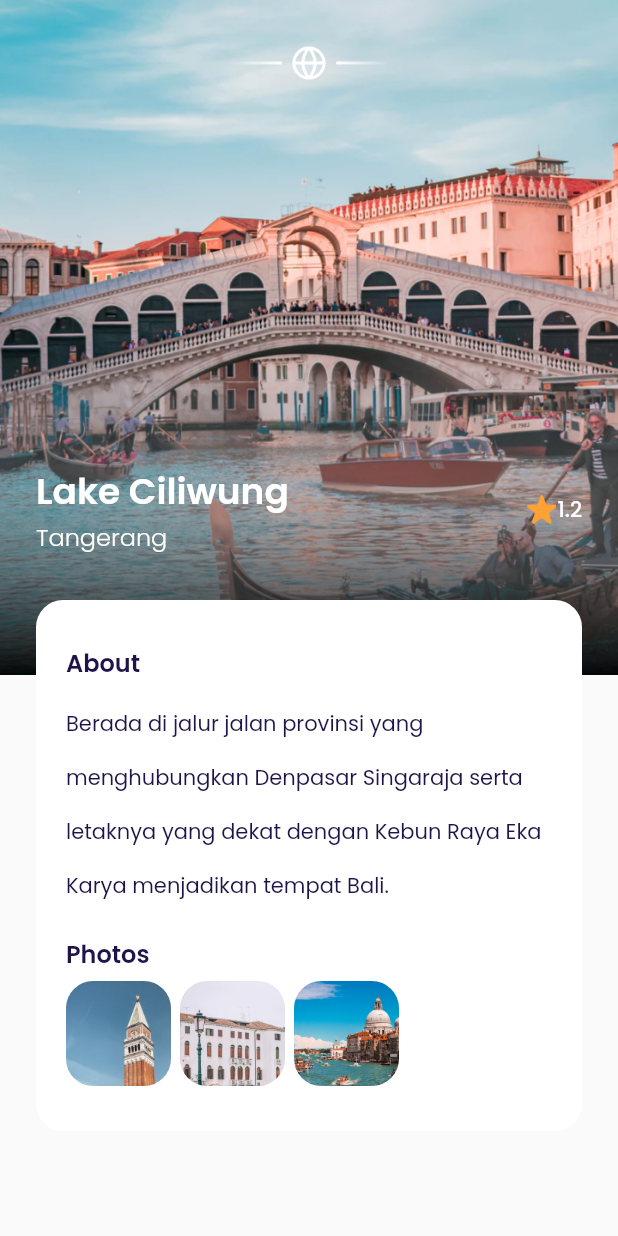
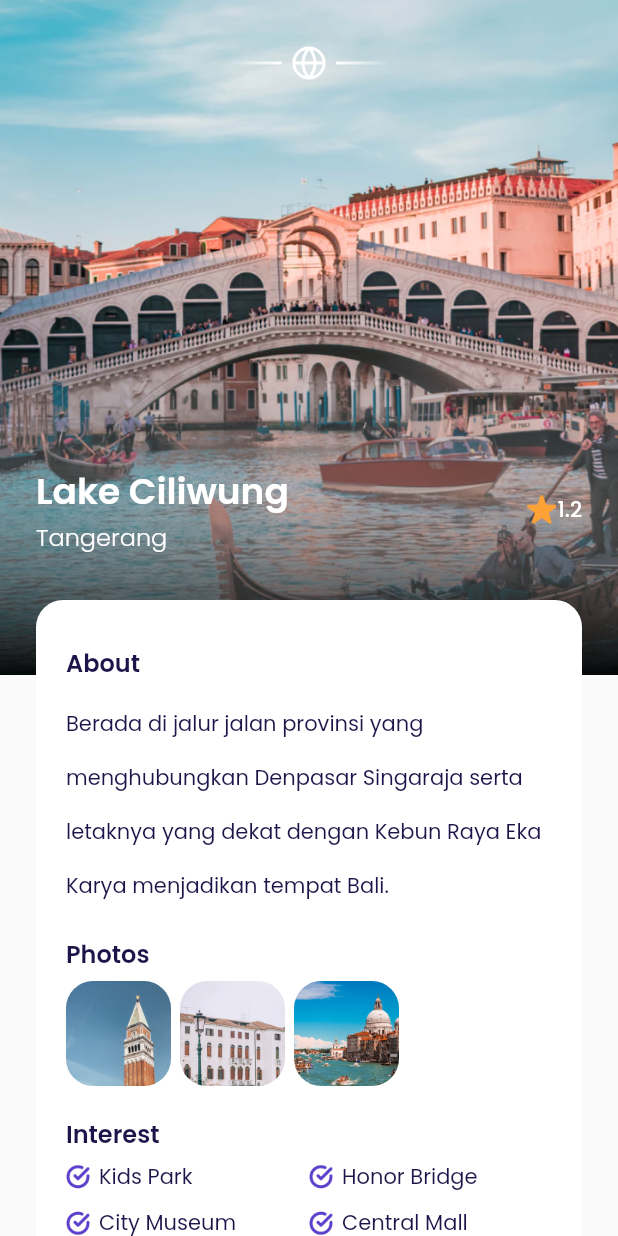
Before and after one commit to asbiqalalawi/airplane, a Flutter app: the MainPage screen opened by its route, after a tap on "4.8", on a phone screen of 412 x 824 dp. Run offline on Flutter 3.47's test engine with Material 2 defaults, Android fonts, the phone set to English and light mode, and no system bars; our stand-ins replace google_fonts.

Commit message:
Slicing detail page (interest and book button)

```diff
--- a/lib/ui/pages/detail_page.dart
+++ b/lib/ui/pages/detail_page.dart
@@ -1,4 +1,6 @@
 import 'package:airplane/shared/theme.dart';
+import 'package:airplane/ui/widgets/button_container.dart';
+import 'package:airplane/ui/widgets/interest_item.dart';
 import 'package:airplane/ui/widgets/photo_item.dart';
 import 'package:flutter/material.dart';
 
@@ -42,7 +44,6 @@ class DetailPage extends StatelessWidget {
       return Container(
         width: double.infinity,
         margin: const EdgeInsets.symmetric(horizontal: defaultMargin),
-        child: SingleChildScrollView(
         child: Column(
           children: [
             // EMBLEM
@@ -162,23 +163,94 @@ class DetailPage extends StatelessWidget {
                       PhotoItem(image: 'assets/image_photo2.png'),
                       PhotoItem(image: 'assets/image_photo3.png'),
                     ],
-                    )
+                  ),
+                  const SizedBox(
+                    height: 20,
+                  ),
+                  Text(
+                    'Interest',
+                    style: blackTextStyle.copyWith(
+                      fontSize: 16,
+                      fontWeight: semiBold,
+                    ),
+                  ),
+                  const SizedBox(
+                    height: 6,
+                  ),
+                  Row(
+                    children: const [
+                      InterestItem(
+                        text: 'Kids Park',
+                      ),
+                      InterestItem(
+                        text: 'Honor Bridge',
+                      ),
+                    ],
+                  ),
+                  const SizedBox(
+                    height: 10,
+                  ),
+                  Row(
+                    children: const [
+                      InterestItem(
+                        text: 'City Museum',
+                      ),
+                      InterestItem(
+                        text: 'Central Mall',
+                      ),
+                    ],
+                  ),
+                ],
+              ),
+            ),
+            // PRICE & BUTTON
+            Container(
+              margin: const EdgeInsets.symmetric(vertical: 30),
+              child: Row(
+                children: [
+                  Expanded(
+                    child: Column(
+                      crossAxisAlignment: CrossAxisAlignment.start,
+                      children: [
+                        Text(
+                          'IDR 2.500.000',
+                          style: blackTextStyle.copyWith(
+                            fontSize: 18,
+                            fontWeight: medium,
+                          ),
+                        ),
+                        Text(
+                          'per orang',
+                          style: greyTextStyle.copyWith(
+                            fontSize: 14,
+                            fontWeight: light,
+                          ),
+                        ),
+                      ],
+                    ),
+                  ),
+                  ContainerButton(
+                    text: 'Book Now',
+                    onPress: () {},
+                    width: 170,
+                  ),
                 ],
               ),
             ),
           ],
-          ),
         ),
       );
     }
 
     return Scaffold(
       backgroundColor: backgroundColor,
-      body: Stack(children: [
+      body: SingleChildScrollView(
+        child: Stack(children: [
           backgroundImage(),
           shadowContainer(),
           content(),
         ]),
+      ),
     );
   }
 }
--- a/lib/ui/pages/get_started_page.dart
+++ b/lib/ui/pages/get_started_page.dart
@@ -15,8 +15,8 @@ class GetStartedPage extends StatelessWidget {
             height: double.infinity,
             decoration: const BoxDecoration(
               image: DecorationImage(
-                image: AssetImage('assets/getstarted_background.png'),
-              ),
+                  image: AssetImage('assets/getstarted_background.png'),
+                  fit: BoxFit.cover),
             ),
           ),
           Center(
--- a/lib/ui/widgets/destination_tile.dart
+++ b/lib/ui/widgets/destination_tile.dart
@@ -16,7 +16,12 @@ class DestinationTile extends StatelessWidget {
 
   @override
   Widget build(BuildContext context) {
-    return Container(
+    return GestureDetector(
+      onTap: () => Navigator.pushNamed(
+        context,
+        '/detail',
+      ),
+      child: Container(
         margin: const EdgeInsets.only(top: 16),
         height: 90,
         width: double.infinity,
@@ -89,6 +94,7 @@ class DestinationTile extends StatelessWidget {
             ],
           ),
         ),
+      ),
     );
   }
 }
--- /dev/null
+++ b/lib/ui/widgets/interest_item.dart
@@ -0,0 +1,38 @@
+import 'package:airplane/shared/theme.dart';
+import 'package:flutter/material.dart';
+
+class InterestItem extends StatelessWidget {
+  final String text;
+  const InterestItem({
+    Key? key,
+    required this.text,
+  }) : super(key: key);
+
+  @override
+  Widget build(BuildContext context) {
+    return Expanded(
+      child: Row(
+        children: [
+          Container(
+            height: 16,
+            width: 16,
+            decoration: const BoxDecoration(
+              image: DecorationImage(
+                image: AssetImage(
+                  'assets/icon_check.png',
+                ),
+              ),
+            ),
+          ),
+          const SizedBox(
+            width: 6,
+          ),
+          Text(
+            text,
+            style: blackTextStyle,
+          )
+        ],
+      ),
+    );
+  }
+}
```
Lines whose indentation alone changed are shown as unchanged.
